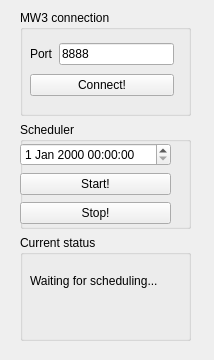
This is WaferInspectorSchedulerUI/form.ui in JWLiao2022/WaferInspectorScheduler as Qt 5 draws it before an edit. The edited form follows.
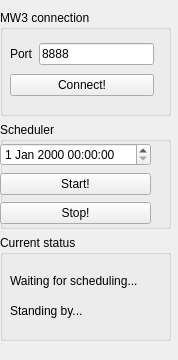
This is the edited form.

Diff of the .ui file:
```diff
--- a/WaferInspectorSchedulerUI/form.ui
+++ b/WaferInspectorSchedulerUI/form.ui
@@ -6,17 +6,17 @@
    <rect>
     <x>0</x>
     <y>0</y>
-    <width>214</width>
+    <width>178</width>
     <height>360</height>
    </rect>
   </property>
   <property name="windowTitle">
    <string>Widget</string>
   </property>
-  <widget class="QWidget" name="">
+  <widget class="QWidget" name="layoutWidget">
    <property name="geometry">
     <rect>
-     <x>20</x>
+     <x>0</x>
      <y>10</y>
      <width>171</width>
      <height>331</height>
@@ -72,7 +72,7 @@
       <property name="title">
        <string>Scheduler</string>
       </property>
-      <widget class="QWidget" name="">
+      <widget class="QWidget" name="layoutWidget">
        <property name="geometry">
         <rect>
          <x>0</x>
@@ -121,6 +121,19 @@
         <string>Waiting for scheduling...</string>
        </property>
       </widget>
+      <widget class="QLabel" name="label_CurrentStatus_2">
+       <property name="geometry">
+        <rect>
+         <x>10</x>
+         <y>60</y>
+         <width>151</width>
+         <height>31</height>
+        </rect>
+       </property>
+       <property name="text">
+        <string>Standing by...</string>
+       </property>
+      </widget>
      </widget>
     </item>
    </layout>
```
Left out of the diff: 2 changed lines with no effect on the pictures.
